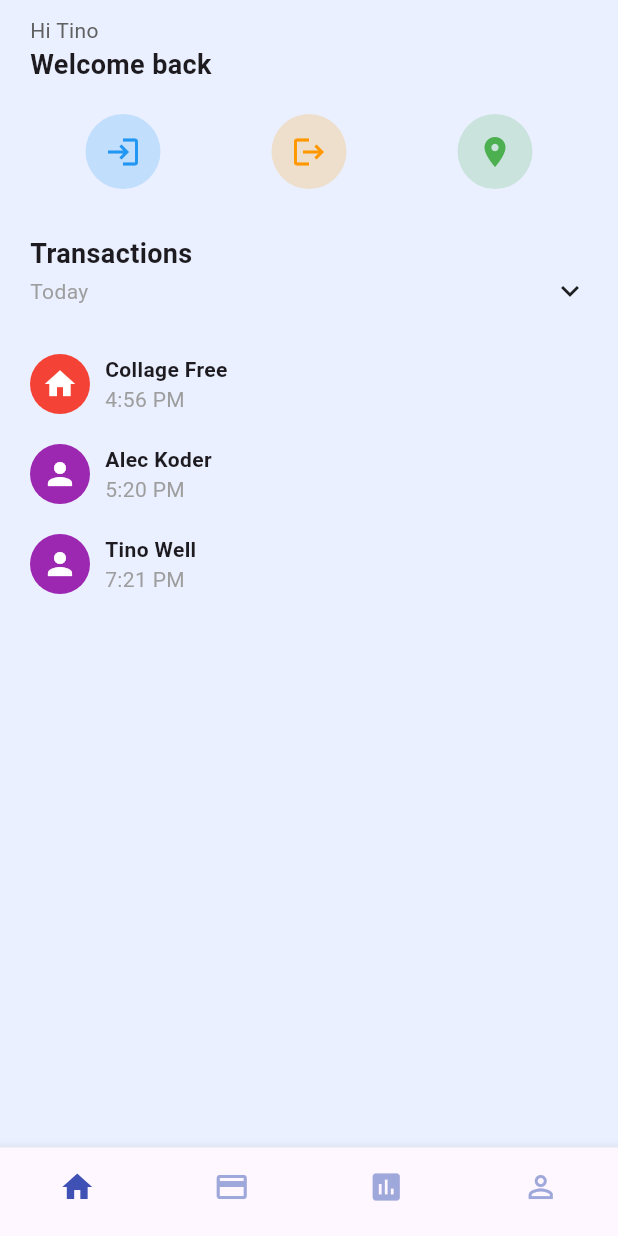
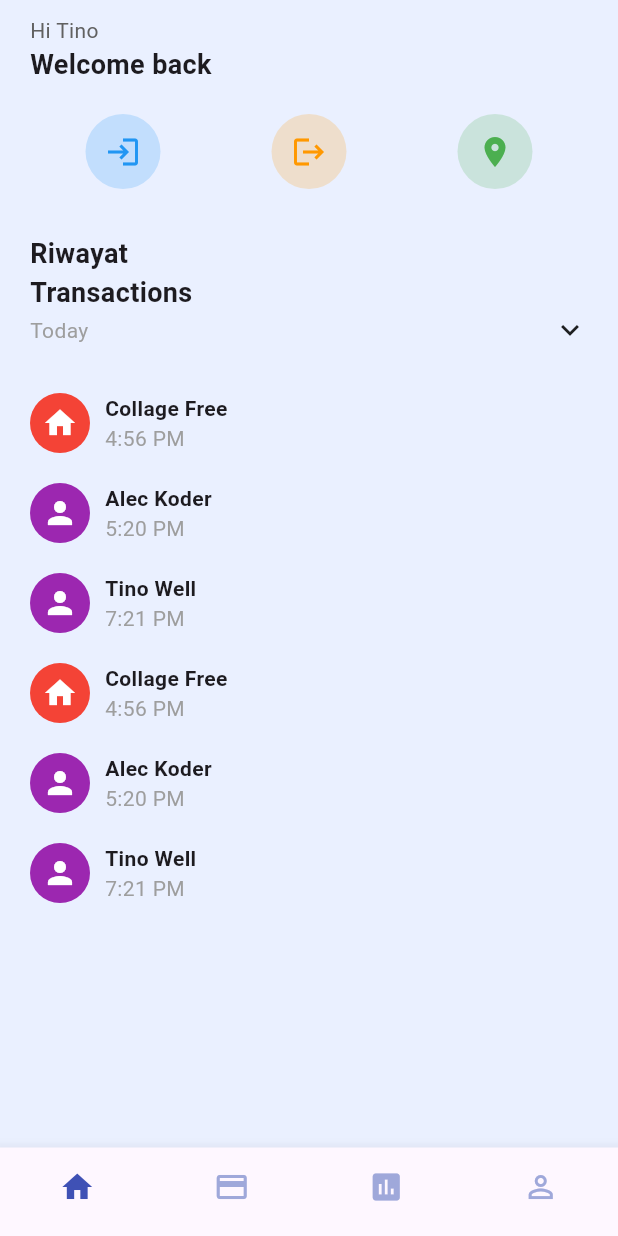
Before and after one commit to PutriMaya22/StaffLink-smartphone, a Flutter app: the screen it shows after launch, after a tap on "Skip", after a tap on "Login", on a phone screen of 412 x 824 dp. Run offline on Flutter 3.47's test engine with Material 3 defaults, Android fonts, the phone set to English and light mode, and no system bars.

Commit message:
update_300425

```diff
--- a/lib/screens/home.dart
+++ b/lib/screens/home.dart
@@ -1,21 +1,21 @@
 import 'package:flutter/material.dart';
 import 'setting_page.dart';
 
-class WalletScreen extends StatefulWidget {
-  const WalletScreen({super.key});
+class EmployeeStafflink extends StatefulWidget {
+  const EmployeeStafflink({super.key});
 
   @override
-  State<WalletScreen> createState() => _WalletScreenState();
+  State<EmployeeStafflink> createState() => _EmployeeStafflinkState();
 }
 
-class _WalletScreenState extends State<WalletScreen> {
+class _EmployeeStafflinkState extends State<EmployeeStafflink> {
   int _currentIndex = 0;
 
   void _onTabTapped(int index) {
     if (index == 3) {
       Navigator.push(
         context,
-        MaterialPageRoute(builder: (_) => SettingsPage()),
+        MaterialPageRoute(builder: (_) => const SettingsPage()),
       );
     } else {
       setState(() {
@@ -67,15 +67,24 @@ class _WalletScreenState extends State<WalletScreen> {
                           fontSize: 18,
                         ),
                       ),
+                      // Text(
+                      //   "Hi Tino",
+                      //   style: TextStyle(color: Colors.grey[700]),
+                      // ),
+                      // const Text(
+                      //   "Welcome back",
+                      //   style: TextStyle(
+                      //     fontWeight: FontWeight.bold,
+                      //     fontSize: 18,
+                      //   ),
+                      // ),
                     ],
                   ),
                   // CircleAvatar(
                   //   backgroundColor: Colors.grey[300],
-                  //   // child: const Icon(
-                  //   //   Icons.notifications_none,
-                  //   //   color: Color(0xFF0E01F4),
-                  //   // ),
-                  // ),
+                  //   child: const Icon(Icons.notifications_none,
+                  //       color: Color.fromARGB(255, 14, 1, 244)),
+                  // )
                 ],
               ),
               const SizedBox(height: 20),
@@ -86,11 +95,14 @@ class _WalletScreenState extends State<WalletScreen> {
                   _buildActionButton(Icons.login, Colors.blue),
                   _buildActionButton(Icons.logout, Colors.orange),
                   _buildActionButton(Icons.location_on, Colors.green),
-                  // _buildActionButton(Icons.access_time, Colors.purple),
                 ],
               ),
               const SizedBox(height: 30),
               // Transactions
+              const Text(
+                "Riwayat",
+                style: TextStyle(fontWeight: FontWeight.bold, fontSize: 18),
+              ),
               const Text(
                 "Transactions",
                 style: TextStyle(fontWeight: FontWeight.bold, fontSize: 18),
@@ -121,6 +133,24 @@ class _WalletScreenState extends State<WalletScreen> {
                 Icons.person,
                 Colors.purple,
               ),
+              _buildTransaction(
+                "Collage Free",
+                "4:56 PM",
+                Icons.home,
+                Colors.red,
+              ),
+              _buildTransaction(
+                "Alec Koder",
+                "5:20 PM",
+                Icons.person,
+                Colors.purple,
+              ),
+              _buildTransaction(
+                "Tino Well",
+                "7:21 PM",
+                Icons.person,
+                Colors.purple,
+              ),
             ],
           ),
         ),
@@ -131,7 +161,6 @@ class _WalletScreenState extends State<WalletScreen> {
   Widget _buildActionButton(IconData icon, Color color) {
     return CircleAvatar(
       radius: 25,
-      // ignore: deprecated_member_use
       backgroundColor: color.withOpacity(0.2),
       child: Icon(icon, color: color),
     );
--- a/lib/screens/login.dart
+++ b/lib/screens/login.dart
@@ -1,7 +1,8 @@
 import 'package:flutter/material.dart';
 import 'register.dart';
 import 'forgot_password.dart';
-import 'home.dart'; // Import halaman home
+import 'home.dart';
+// import 'employee_stafflink.dart'; // Import halaman EmployeeStafflink
 
 class LoginPage extends StatelessWidget {
   const LoginPage({super.key});
@@ -11,78 +12,94 @@ class LoginPage extends StatelessWidget {
     return Scaffold(
       body: SafeArea(
         child: Padding(
-          padding: EdgeInsets.symmetric(horizontal: 24.0),
+          padding: const EdgeInsets.symmetric(horizontal: 24.0),
+          child: SingleChildScrollView(
             child: Column(
               mainAxisAlignment: MainAxisAlignment.center,
               children: [
+                // Image.asset('assets/login_img.png', height: 180),
+                // const SizedBox(height: 20),
                 Image.asset(
                   'assets/logo.png',
-                    height: 250,
-                    width: 250,
-                    fit: BoxFit.contain, // pilih salah satu opsi fit
+                  height: 150,
+                  width: 150,
+                  fit: BoxFit.contain,
                 ),
-              // SizedBox(height: 10),
-              Text("Log-in", style: TextStyle(fontSize: 24, fontWeight: FontWeight.bold)),
-              SizedBox(height: 20),
+                const SizedBox(height: 20),
+                const Text(
+                  "Log-in",
+                  style: TextStyle(fontSize: 24, fontWeight: FontWeight.bold),
+                ),
+                const SizedBox(height: 20),
                 TextField(
                   decoration: InputDecoration(
                     labelText: "Email",
                     hintText: "Your email id",
+                    border: OutlineInputBorder(),
                   ),
                 ),
+                const SizedBox(height: 15),
                 TextField(
                   obscureText: true,
                   decoration: InputDecoration(
                     labelText: "Password",
                     hintText: "Password",
+                    border: OutlineInputBorder(),
                     suffixIcon: Icon(Icons.visibility_off),
                   ),
                 ),
+                const SizedBox(height: 10),
                 Align(
                   alignment: Alignment.centerRight,
                   child: TextButton(
                     onPressed:
                         () => Navigator.push(
                           context,
-                        MaterialPageRoute(builder: (_) => ForgotPasswordPage()),
-                      ),
-                  child: Text("Forget password?"),
+                          MaterialPageRoute(
+                            builder: (_) => const ForgotPasswordPage(),
                           ),
                         ),
+                    child: const Text("Forget password?"),
+                  ),
+                ),
+                const SizedBox(height: 20),
                 ElevatedButton(
                   onPressed: () {
                     Navigator.pushReplacement(
                       context,
-                  MaterialPageRoute(builder: (context) => WalletScreen()),
+                      MaterialPageRoute(
+                        builder: (context) => const EmployeeStafflink(),
+                      ),
                     );
                   },
                   style: ElevatedButton.styleFrom(
-                    minimumSize: Size(double.infinity, 45),
-                    backgroundColor: Color(0xFF001F3F), // Warna navy
+                    minimumSize: const Size(double.infinity, 45),
+                    backgroundColor: const Color(0xFF001F3F), // Warna navy
                   ),
-                       child: Text("Login"),
+                  child: const Text("Login"),
                 ),
-              SizedBox(height: 10),
+                const SizedBox(height: 15),
                 TextButton(
                   onPressed:
                       () => Navigator.push(
                         context,
-                      MaterialPageRoute(builder: (_) => SignUpPage()),
+                        MaterialPageRoute(builder: (_) => const SignUpPage()),
                       ),
-                child: Text("Don’t have an account? Sign-up"),
+                  child: const Text("Don't have an account? Sign-up"),
                 ),
-              SizedBox(height: 10),
-              Text("Or login with"),
+                const SizedBox(height: 15),
+                const Text("Or login with"),
+                const SizedBox(height: 15),
                 Row(
                   mainAxisAlignment: MainAxisAlignment.center,
                   children: [
                     IconButton(
                       onPressed: () {},
-                    icon: Icon(Icons.mail, color: Colors.red),
+                      icon: const Icon(Icons.mail, color: Colors.red),
                     ),
                     IconButton(
                       onPressed: () {},
-                    icon: Icon(Icons.facebook, color: Colors.blue),
+                      icon: const Icon(Icons.facebook, color: Colors.blue),
                     ),
                   ],
                 ),
@@ -90,6 +107,7 @@ class LoginPage extends StatelessWidget {
             ),
           ),
         ),
+      ),
     );
   }
 }
```
Lines whose indentation alone changed are shown as unchanged.
